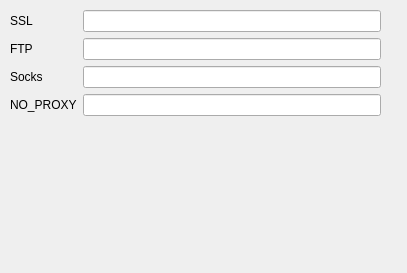
Old version of the form src/gui/QT/applicationsettingstab.ui in the repository mit-spbau-ru/Syrop.
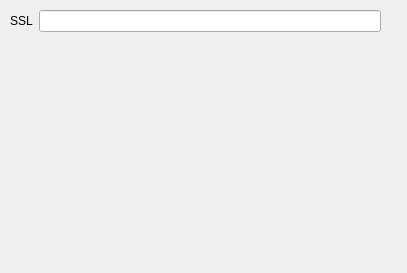
New version of the form.

```diff
--- a/src/gui/QT/applicationsettingstab.ui
+++ b/src/gui/QT/applicationsettingstab.ui
@@ -26,47 +26,7 @@
     <property name="fieldGrowthPolicy">
      <enum>QFormLayout::AllNonFixedFieldsGrow</enum>
     </property>
-    <item row="0" column="0">
-     <widget class="QLabel" name="label">
-      <property name="text">
-       <string>SSL</string>
-      </property>
-     </widget>
-    </item>
-    <item row="0" column="1">
-     <widget class="QLineEdit" name="lineEdit"/>
-    </item>
-    <item row="1" column="0">
-     <widget class="QLabel" name="label_2">
-      <property name="text">
-       <string>FTP</string>
-      </property>
-     </widget>
-    </item>
     <item row="1" column="1">
-     <widget class="QLineEdit" name="lineEdit_2"/>
-    </item>
-    <item row="2" column="0">
-     <widget class="QLabel" name="label_3">
-      <property name="text">
-       <string>Socks</string>
-      </property>
-     </widget>
-    </item>
-    <item row="2" column="1">
-     <widget class="QLineEdit" name="lineEdit_3"/>
-    </item>
-    <item row="3" column="0">
-     <widget class="QLabel" name="label_4">
-      <property name="text">
-       <string>NO_PROXY</string>
-      </property>
-     </widget>
-    </item>
-    <item row="3" column="1">
-     <widget class="QLineEdit" name="lineEdit_4"/>
-    </item>
-    <item row="4" column="1">
      <spacer name="verticalSpacer">
       <property name="orientation">
        <enum>Qt::Vertical</enum>
@@ -79,6 +39,16 @@
       </property>
      </spacer>
     </item>
+    <item row="0" column="1">
+     <widget class="QLineEdit" name="lineEdit"/>
+    </item>
+    <item row="0" column="0">
+     <widget class="QLabel" name="label">
+      <property name="text">
+       <string>SSL</string>
+      </property>
+     </widget>
+    </item>
    </layout>
   </widget>
  </widget>
```
